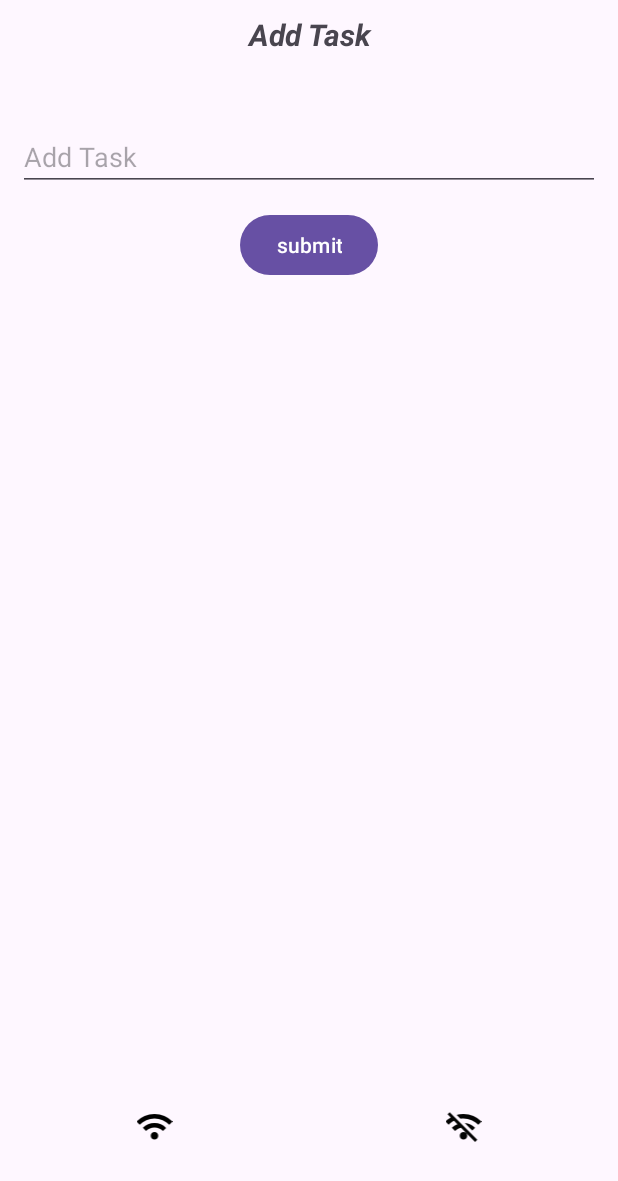
After one commit to kshitij9799/Test-app, an Android app: the fragment AddDataFragment placed in its activity, on a phone screen of 412 x 824 dp. The commit adds this screen. Shown: the top 1181 px of the screen. Run offline under Robolectric (Android 15) with nearby library versions, the phone set to English and light mode, and no system bars; 1 statement that could not run was skipped.

Commit message:
- V2 - Added Insert option in offline data using realm db. - Added delete option in offline data using realm database.

```diff
--- a/app/build.gradle.kts
+++ b/app/build.gradle.kts
@@ -43,6 +43,8 @@ dependencies {
     implementation(libs.androidx.activity)
     implementation(libs.androidx.constraintlayout)
     implementation(libs.androidx.material3.android)
+    implementation(libs.androidx.legacy.support.v4)
+    implementation(libs.androidx.lifecycle.livedata.ktx)
     testImplementation(libs.junit)
     androidTestImplementation(libs.androidx.junit)
     androidTestImplementation(libs.androidx.espresso.core)
--- a/app/src/main/java/com/example/testapp/MainViewModel.kt
+++ b/app/src/main/java/com/example/testapp/MainViewModel.kt
@@ -3,8 +3,12 @@ package com.example.testapp
 import android.util.Log
 import androidx.lifecycle.ViewModel
 import androidx.lifecycle.viewModelScope
+import com.example.testapp.model.Notes
 import com.example.testapp.model.Todo
+import io.realm.kotlin.Realm
+import kotlinx.coroutines.Dispatchers
 import kotlinx.coroutines.launch
+import kotlinx.coroutines.withContext
 
 class MainViewModel : ViewModel() {
 //    private val realm = MyApp.realm
--- /dev/null
+++ b/app/src/main/java/com/example/testapp/fragment/AddDataFragment.kt
@@ -0,0 +1,33 @@
+package com.example.testapp.fragment
+
+import androidx.fragment.app.viewModels
+import android.os.Bundle
+import androidx.fragment.app.Fragment
+import android.view.LayoutInflater
+import android.view.View
+import android.view.ViewGroup
+import android.widget.Button
+import android.widget.EditText
+import com.example.testapp.R
+
+class AddDataFragment : Fragment() {
+
+    companion object {
+        fun addDataFragment() = AddDataFragment()
+    }
+
+    private val viewModel: AddDataViewModel by viewModels()
+
+    override fun onCreateView(
+        inflater: LayoutInflater, container: ViewGroup?,
+        savedInstanceState: Bundle?
+    ): View {
+        val view = inflater.inflate(R.layout.fragment_add_data, container, false)
+        val nameEditText = view.findViewById<EditText>(R.id.task)
+        val button = view.findViewById<Button>(R.id.submit_btn)
+        button.setOnClickListener {
+            context?.let { it -> viewModel.submitData(it,nameEditText.text.toString()) }
+        }
+        return view
+    }
+}
--- /dev/null
+++ b/app/src/main/res/drawable/offline_ic.xml
@@ -0,0 +1,9 @@
+<vector xmlns:android="http://schemas.android.com/apk/res/android"
+    android:width="24dp"
+    android:height="24dp"
+    android:viewportWidth="960"
+    android:viewportHeight="960">
+  <path
+      android:pathData="M790,904 L414,526q-47,11 -87.5,33T254,614l-84,-86q32,-32 69,-56t79,-42l-90,-90q-41,21 -76.5,46.5T84,444L0,358q32,-32 66.5,-57.5T140,252l-84,-84 56,-56 736,736 -58,56ZM480,840q-42,0 -71,-29.5T380,740q0,-42 29,-71t71,-29q42,0 71,29t29,71q0,41 -29,70.5T480,840ZM716,602 L687,573 658,544 514,400q81,8 151.5,41T790,528l-74,74ZM876,444q-77,-77 -178.5,-120.5T480,280q-21,0 -40.5,1.5T400,286L298,184q44,-12 89.5,-18t92.5,-6q142,0 265,53t215,145l-84,86Z"
+      android:fillColor="#040404"/>
+</vector>
--- /dev/null
+++ b/app/src/main/res/drawable/online_ic.xml
@@ -0,0 +1,9 @@
+<vector xmlns:android="http://schemas.android.com/apk/res/android"
+    android:width="24dp"
+    android:height="24dp"
+    android:viewportWidth="960"
+    android:viewportHeight="960">
+  <path
+      android:pathData="M480,840q-42,0 -71,-29t-29,-71q0,-42 29,-71t71,-29q42,0 71,29t29,71q0,42 -29,71t-71,29ZM254,614l-84,-86q59,-59 138.5,-93.5T480,400q92,0 171.5,35T790,530l-84,84q-44,-44 -102,-69t-124,-25q-66,0 -124,25t-102,69ZM84,444 L0,360q92,-94 215,-147t265,-53q142,0 265,53t215,147l-84,84q-77,-77 -178.5,-120.5T480,280q-116,0 -217.5,43.5T84,444Z"
+      android:fillColor="#000000"/>
+</vector>
--- a/app/src/main/res/layout/activity_main.xml
+++ b/app/src/main/res/layout/activity_main.xml
@@ -1,20 +1,46 @@
 <?xml version="1.0" encoding="utf-8"?>
-<androidx.constraintlayout.widget.ConstraintLayout xmlns:android="http://schemas.android.com/apk/res/android"
+<LinearLayout xmlns:android="http://schemas.android.com/apk/res/android"
     xmlns:app="http://schemas.android.com/apk/res-auto"
     xmlns:tools="http://schemas.android.com/tools"
     android:id="@+id/main"
     android:layout_width="match_parent"
     android:layout_height="match_parent"
+    android:orientation="vertical"
+    android:weightSum="1"
     tools:context=".MainActivity">
 
     <androidx.fragment.app.FragmentContainerView
-        android:id="@+id/fragment_container_view_tag"
+        android:id="@+id/fragment_container_view"
         android:name="com.example.testapp.fragment.OnlineFragment"
         android:layout_width="match_parent"
-        android:layout_height="match_parent"
-        app:layout_constraintBottom_toBottomOf="parent"
+        android:layout_height="wrap_content"
+        android:layout_weight=".9"
         app:layout_constraintEnd_toEndOf="parent"
+        app:layout_constraintHorizontal_bias="1.0"
         app:layout_constraintStart_toStartOf="parent"
-        app:layout_constraintTop_toTopOf="parent" />
+        app:layout_constraintTop_toTopOf="parent"
+        app:layout_constraintVertical_bias="0.0" />
 
-</androidx.constraintlayout.widget.ConstraintLayout>
+    <LinearLayout
+        android:layout_width="match_parent"
+        android:layout_height="wrap_content"
+        android:layout_weight=".1"
+        android:weightSum="2">
+
+        <ImageView
+            android:id="@+id/online_optn"
+            android:layout_width="match_parent"
+            android:layout_height="wrap_content"
+            android:layout_weight="1"
+            android:src="@drawable/online_ic" />
+
+        <ImageView
+            android:layout_width="match_parent"
+            android:layout_height="wrap_content"
+            android:layout_weight="1"
+            android:id="@+id/offline_optn"
+            android:src="@drawable/offline_ic"/>
+
+    </LinearLayout>
+
+</LinearLayout>
--- /dev/null
+++ b/app/src/main/res/layout/fragment_add_data.xml
@@ -0,0 +1,33 @@
+<?xml version="1.0" encoding="utf-8"?>
+<LinearLayout xmlns:android="http://schemas.android.com/apk/res/android"
+    xmlns:tools="http://schemas.android.com/tools"
+    android:layout_width="match_parent"
+    android:layout_height="match_parent"
+    android:orientation="vertical"
+    tools:context=".fragment.AddDataFragment">
+
+    <TextView
+        android:layout_width="match_parent"
+        android:layout_height="70dp"
+        android:gravity="center"
+        android:textSize="20sp"
+        android:textStyle="bold|italic"
+        android:text="@string/add_task"/>
+
+    <EditText
+        android:id="@+id/task"
+        android:layout_width="match_parent"
+        android:layout_height="wrap_content"
+        android:layout_margin="12dp"
+        android:hint="@string/add_task"
+        android:lines="1"
+        android:maxLines="2"/>
+
+    <Button
+        android:id="@+id/submit_btn"
+        android:layout_width="wrap_content"
+        android:layout_height="wrap_content"
+        android:layout_gravity="center"
+        android:text="submit"/>
+
+</LinearLayout>
--- a/app/src/main/res/values/strings.xml
+++ b/app/src/main/res/values/strings.xml
@@ -1,5 +1,8 @@
 <resources>
     <string name="app_name">Test App</string>
     <!-- TODO: Remove or change this placeholder text -->
-    <string name="hello_blank_fragment">Hello blank fragment</string>
+    <string name="hello_blank_fragment">Offline fragment</string>
+    <string name="online">Online data</string>
+    <string name="offline">Offline data</string>
+    <string name="add_task">Add Task\n</string>
 </resources>
--- a/gradle/libs.versions.toml
+++ b/gradle/libs.versions.toml
@@ -20,6 +20,8 @@ material3Android = "1.2.1"
 realm = "1.16.0"
 retrofit = "2.9.0"
 retrofit2KotlinxSerializationConverter = "0.8.0"
+legacySupportV4 = "1.0.0"
+lifecycleLivedataKtx = "2.8.2"
 
 [libraries]
 androidx-activity-compose = { module = "androidx.activity:activity-compose", version.ref = "activity" }
@@ -42,6 +44,8 @@ androidx-constraintlayout = { group = "androidx.constraintlayout", name = "const
 androidx-material3-android = { group = "androidx.compose.material3", name = "material3-android", version.ref = "material3Android" }
 retrofit = { module = "com.squareup.retrofit2:retrofit", version.ref = "retrofit" }
 retrofit2-kotlinx-serialization-converter = { module = "com.jakewharton.retrofit:retrofit2-kotlinx-serialization-converter", version.ref = "retrofit2KotlinxSerializationConverter" }
+androidx-legacy-support-v4 = { group = "androidx.legacy", name = "legacy-support-v4", version.ref = "legacySupportV4" }
+androidx-lifecycle-livedata-ktx = { group = "androidx.lifecycle", name = "lifecycle-livedata-ktx", version.ref = "lifecycleLivedataKtx" }
 
 
 [plugins]
```
Also changed, not shown: app/src/main/java/com/example/testapp/MainActivity.kt (+15 -27 lines), app/src/main/java/com/example/testapp/adapter/OfflineDataAdapter.kt (added, +35 -0 lines), app/src/main/java/com/example/testapp/fragment/AddDataViewModel.kt (added, +31 -0 lines), app/src/main/java/com/example/testapp/fragment/OfflineFragment.kt (+45 -3 lines), app/src/main/java/com/example/testapp/fragment/OfflineViewModel.kt (+47 -0 lines), app/src/main/java/com/example/testapp/utils/OnItemClickListener.kt (added, +7 -0 lines), app/src/main/res/drawable/delete_ic.xml (added, +9 -0 lines), app/src/main/res/layout/fragment_offline.xml (+30 -4 lines), app/src/main/res/layout/online_data_row_item.xml (+13 -2 lines), app/src/main/res/menu/bottom_app_bar_menu.xml (added, +12 -0 lines).
